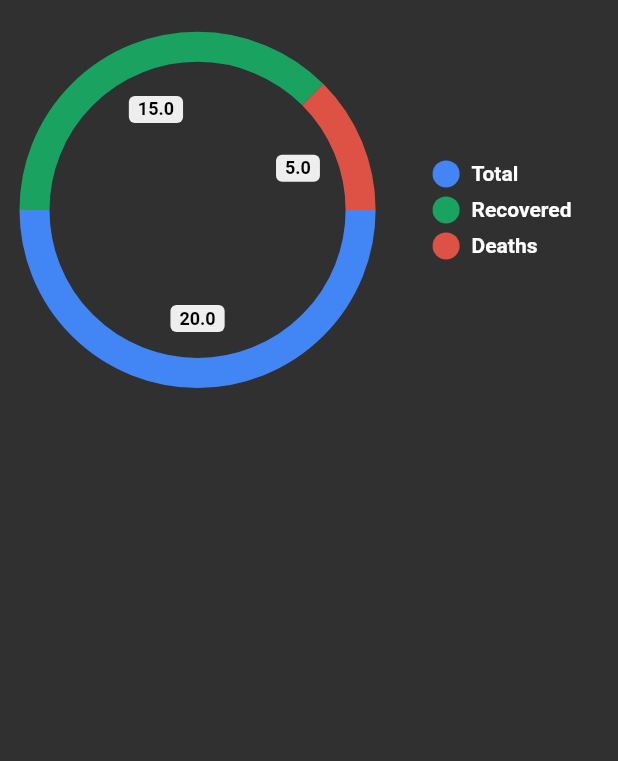
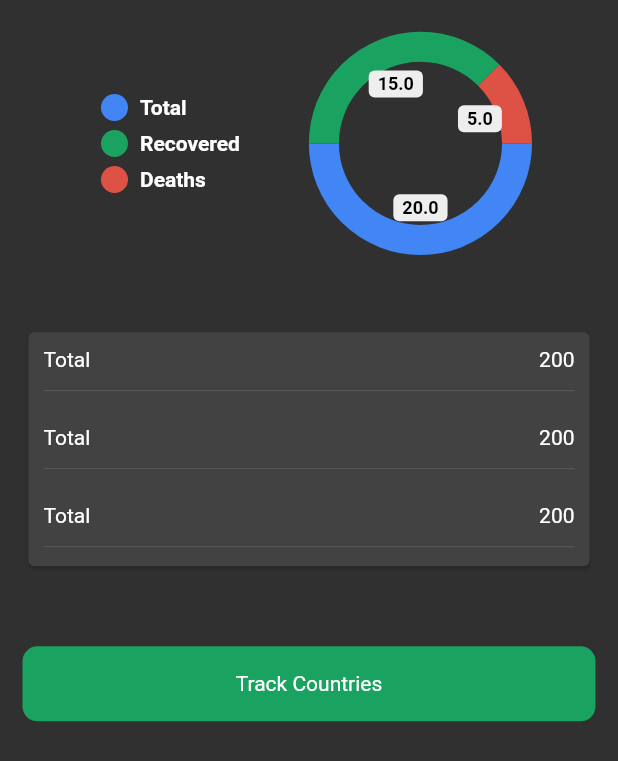
Before and after one commit to atik-sabuj/covid_app, a Flutter app: the screen it shows after launch, on a phone screen of 412 x 824 dp. Shown: the top 761 px of the screen. Run offline on Flutter 3.47's test engine with Material 2 defaults, Android fonts, the phone set to English and light mode, and no system bars; drawn by our look-alikes of pie_chart.

Commit message:
Updates WorldStatesScreen pages and Creating Pie Chart with information

```diff
--- a/lib/view/world_states.dart
+++ b/lib/view/world_states.dart
@@ -42,9 +42,35 @@ class _WorldStatesScreenState extends State<WorldStatesScreen> with TickerProvid
                     "Recovered": 15,
                     "Deaths": 5,
               },
+                chartRadius: MediaQuery.of(context).size.width/3.2,
+                legendOptions: const LegendOptions(
+                  legendPosition: LegendPosition.left
+                ),
                 animationDuration: const Duration(microseconds: 1200),
                 chartType: ChartType.ring,
                 colorList: colorList,
+              ),
+              Padding(
+                padding: EdgeInsets.symmetric(vertical: MediaQuery.of(context).size.height * .06),
+                child: Card(
+                  child: Column(
+                    children: [
+                      ReusableRow(title: 'Total', value: '200',),
+                      ReusableRow(title: 'Total', value: '200',),
+                      ReusableRow(title: 'Total', value: '200',),
+                    ],
+                  ),
+                ),
+              ),
+              Container(
+                height: 50,
+                decoration: BoxDecoration(
+                  color: const Color(0xff1aa260),
+                  borderRadius: BorderRadius.circular(10)
+                ),
+                child: const Center(
+                  child: Text('Track Countries'),
+                ),
               )
             ],
           ),
@@ -53,3 +79,28 @@ class _WorldStatesScreenState extends State<WorldStatesScreen> with TickerProvid
     );
   }
 }
+
+class ReusableRow extends StatelessWidget {
+  String title,value;
+  ReusableRow({Key? key, required this.title, required this.value}) : super(key: key);
+
+  @override
+  Widget build(BuildContext context) {
+    return Padding(
+      padding: const EdgeInsets.only(left: 10, right: 10, top: 10, bottom: 5),
+      child: Column(
+        children: [
+          Row(
+            mainAxisAlignment: MainAxisAlignment.spaceBetween,
+            children: [
+              Text(title),
+              Text(value),
+            ],
+          ),
+          SizedBox(height: 5,),
+          Divider()
+        ],
+      ),
+    );
+  }
+}
```
